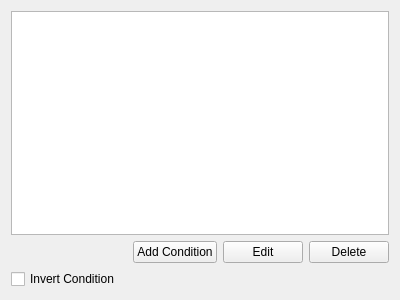
Old version of the form plugins/Conditions/OrConditionAssociation/createorconditionassociationwidget.ui in the repository KDE/simon.
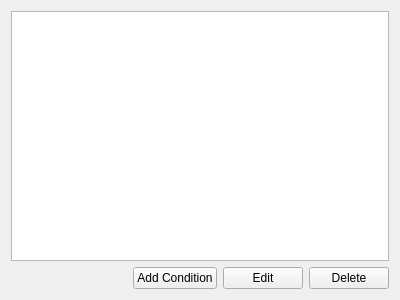
New version of the form.

Commit message: Refactor invert to be part of the context core - not individual plugins

```diff
--- a/plugins/Conditions/OrConditionAssociation/createorconditionassociationwidget.ui
+++ b/plugins/Conditions/OrConditionAssociation/createorconditionassociationwidget.ui
@@ -52,22 +52,6 @@
      </item>
     </layout>
    </item>
-   <item>
-    <widget class="QCheckBox" name="cbInverted">
-     <property name="toolTip">
-      <string>An inverted condition is satisfied when its specified details are NOT true</string>
-     </property>
-     <property name="whatsThis">
-      <string>An inverted condition is satisfied when its specified details are NOT true</string>
-     </property>
-     <property name="layoutDirection">
-      <enum>Qt::LeftToRight</enum>
-     </property>
-     <property name="text">
-      <string>Invert Condition</string>
-     </property>
-    </widget>
-   </item>
   </layout>
  </widget>
  <tabstops>
```
Left out of the diff: 1 changed line with no effect on the pictures. The commit also changes 19 other files.
